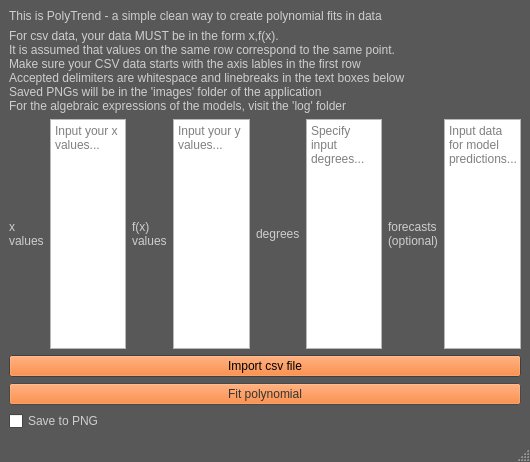
The window that src/view/gui.ui (asiimwemmanuel/polytrend) describes before a commit, drawn with Qt 5.
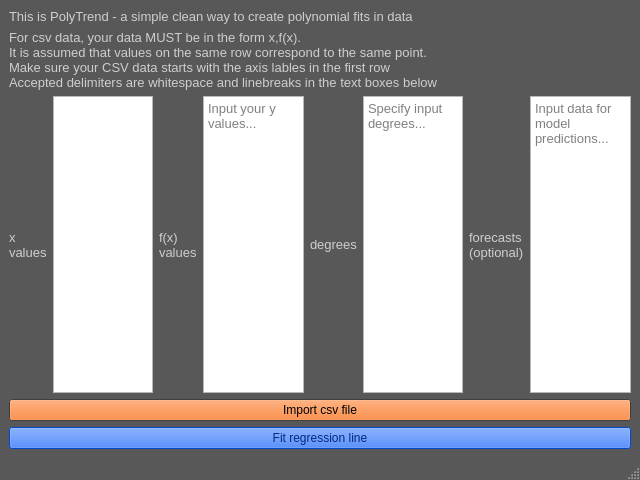
The same window after the commit.

Patch:
```diff
--- a/src/view/gui.ui
+++ b/src/view/gui.ui
@@ -6,8 +6,8 @@
    <rect>
     <x>0</x>
     <y>0</y>
-    <width>530</width>
-    <height>462</height>
+    <width>640</width>
+    <height>480</height>
    </rect>
   </property>
   <property name="palette">
@@ -189,6 +189,11 @@
    <layout class="QVBoxLayout" name="verticalLayout">
     <item>
      <widget class="QLabel" name="heading">
+      <property name="font">
+       <font>
+        <pointsize>10</pointsize>
+       </font>
+      </property>
       <property name="text">
        <string>This is PolyTrend - a simple clean way to create polynomial fits in data</string>
       </property>
@@ -196,13 +201,16 @@
     </item>
     <item>
      <widget class="QLabel" name="intro">
+      <property name="font">
+       <font>
+        <pointsize>10</pointsize>
+       </font>
+      </property>
       <property name="text">
        <string>For csv data, your data MUST be in the form x,f(x).
 It is assumed that values on the same row correspond to the same point.
 Make sure your CSV data starts with the axis lables in the first row
-Accepted delimiters are whitespace and linebreaks in the text boxes below
-Saved PNGs will be in the 'images' folder of the application
-For the algebraic expressions of the models, visit the 'log' folder</string>
+Accepted delimiters are whitespace and linebreaks in the text boxes below</string>
       </property>
      </widget>
     </item>
@@ -216,6 +224,11 @@
           <height>121</height>
          </size>
         </property>
+        <property name="font">
+         <font>
+          <pointsize>10</pointsize>
+         </font>
+        </property>
         <property name="styleSheet">
          <string notr="true">color: black;</string>
         </property>
@@ -232,6 +245,11 @@
           <height>121</height>
          </size>
         </property>
+        <property name="font">
+         <font>
+          <pointsize>10</pointsize>
+         </font>
+        </property>
         <property name="styleSheet">
          <string notr="true">color: black;</string>
         </property>
@@ -248,9 +266,17 @@
           <height>121</height>
          </size>
         </property>
+        <property name="font">
+         <font>
+          <pointsize>10</pointsize>
+         </font>
+        </property>
         <property name="styleSheet">
          <string notr="true">color: black;</string>
         </property>
+        <property name="plainText">
+         <string/>
+        </property>
         <property name="placeholderText">
          <string>Input your x values...</string>
         </property>
@@ -258,6 +284,11 @@
       </item>
       <item row="0" column="0">
        <widget class="QLabel" name="label_3">
+        <property name="font">
+         <font>
+          <pointsize>10</pointsize>
+         </font>
+        </property>
         <property name="text">
          <string>x
 values</string>
@@ -266,6 +297,11 @@
       </item>
       <item row="0" column="2">
        <widget class="QLabel" name="label_4">
+        <property name="font">
+         <font>
+          <pointsize>10</pointsize>
+         </font>
+        </property>
         <property name="text">
          <string>f(x)
 values</string>
@@ -274,6 +310,11 @@
       </item>
       <item row="0" column="6">
        <widget class="QLabel" name="label_6">
+        <property name="font">
+         <font>
+          <pointsize>10</pointsize>
+         </font>
+        </property>
         <property name="text">
          <string>forecasts
 (optional)</string>
@@ -282,6 +323,11 @@
       </item>
       <item row="0" column="7">
        <widget class="QTextEdit" name="extrap_box">
+        <property name="font">
+         <font>
+          <pointsize>10</pointsize>
+         </font>
+        </property>
         <property name="styleSheet">
          <string notr="true">color: black;</string>
         </property>
@@ -292,6 +338,11 @@
       </item>
       <item row="0" column="4">
        <widget class="QLabel" name="label_5">
+        <property name="font">
+         <font>
+          <pointsize>10</pointsize>
+         </font>
+        </property>
         <property name="text">
          <string>degrees</string>
         </property>
@@ -311,15 +362,423 @@
       <property name="enabled">
        <bool>false</bool>
       </property>
-      <property name="text">
-       <string>Fit polynomial</string>
+      <property name="palette">
+       <palette>
+        <active>
+         <colorrole role="WindowText">
+          <brush brushstyle="SolidPattern">
+           <color alpha="255">
+            <red>0</red>
+            <green>0</green>
+            <blue>0</blue>
+           </color>
+          </brush>
+         </colorrole>
+         <colorrole role="Button">
+          <brush brushstyle="SolidPattern">
+           <color alpha="255">
+            <red>0</red>
+            <green>85</green>
+            <blue>255</blue>
+           </color>
+          </brush>
+         </colorrole>
+         <colorrole role="Light">
+          <brush brushstyle="SolidPattern">
+           <color alpha="255">
+            <red>127</red>
+            <green>170</green>
+            <blue>255</blue>
+           </color>
+          </brush>
+         </colorrole>
+         <colorrole role="Midlight">
+          <brush brushstyle="SolidPattern">
+           <color alpha="255">
+            <red>63</red>
+            <green>127</green>
+            <blue>255</blue>
+           </color>
+          </brush>
+         </colorrole>
+         <colorrole role="Dark">
+          <brush brushstyle="SolidPattern">
+           <color alpha="255">
+            <red>0</red>
+            <green>42</green>
+            <blue>127</blue>
+           </color>
+          </brush>
+         </colorrole>
+         <colorrole role="Mid">
+          <brush brushstyle="SolidPattern">
+           <color alpha="255">
+            <red>0</red>
+            <green>56</green>
+            <blue>170</blue>
+           </color>
+          </brush>
+         </colorrole>
+         <colorrole role="Text">
+          <brush brushstyle="SolidPattern">
+           <color alpha="255">
+            <red>0</red>
+            <green>0</green>
+            <blue>0</blue>
+           </color>
+          </brush>
+         </colorrole>
+         <colorrole role="BrightText">
+          <brush brushstyle="SolidPattern">
+           <color alpha="255">
+            <red>255</red>
+            <green>255</green>
+            <blue>255</blue>
+           </color>
+          </brush>
+         </colorrole>
+         <colorrole role="ButtonText">
+          <brush brushstyle="SolidPattern">
+           <color alpha="255">
+            <red>0</red>
+            <green>0</green>
+            <blue>0</blue>
+           </color>
+          </brush>
+         </colorrole>
+         <colorrole role="Base">
+          <brush brushstyle="SolidPattern">
+           <color alpha="255">
+            <red>255</red>
+            <green>255</green>
+            <blue>255</blue>
+           </color>
+          </brush>
+         </colorrole>
+         <colorrole role="Window">
+          <brush brushstyle="SolidPattern">
+           <color alpha="255">
+            <red>0</red>
+            <green>85</green>
+            <blue>255</blue>
+           </color>
+          </brush>
+         </colorrole>
+         <colorrole role="Shadow">
+          <brush brushstyle="SolidPattern">
+           <color alpha="255">
+            <red>0</red>
+            <green>0</green>
+            <blue>0</blue>
+           </color>
+          </brush>
+         </colorrole>
+         <colorrole role="AlternateBase">
+          <brush brushstyle="SolidPattern">
+           <color alpha="255">
+            <red>127</red>
+            <green>170</green>
+            <blue>255</blue>
+           </color>
+          </brush>
+         </colorrole>
+         <colorrole role="ToolTipBase">
+          <brush brushstyle="SolidPattern">
+           <color alpha="255">
+            <red>255</red>
+            <green>255</green>
+            <blue>220</blue>
+           </color>
+          </brush>
+         </colorrole>
+         <colorrole role="ToolTipText">
+          <brush brushstyle="SolidPattern">
+           <color alpha="255">
+            <red>0</red>
+            <green>0</green>
+            <blue>0</blue>
+           </color>
+          </brush>
+         </colorrole>
+        </active>
+        <inactive>
+         <colorrole role="WindowText">
+          <brush brushstyle="SolidPattern">
+           <color alpha="255">
+            <red>0</red>
+            <green>0</green>
+            <blue>0</blue>
+           </color>
+          </brush>
+         </colorrole>
+         <colorrole role="Button">
+          <brush brushstyle="SolidPattern">
+           <color alpha="255">
+            <red>0</red>
+            <green>85</green>
+            <blue>255</blue>
+           </color>
+          </brush>
+         </colorrole>
+         <colorrole role="Light">
+          <brush brushstyle="SolidPattern">
+           <color alpha="255">
+            <red>127</red>
+            <green>170</green>
+            <blue>255</blue>
+           </color>
+          </brush>
+         </colorrole>
+         <colorrole role="Midlight">
+          <brush brushstyle="SolidPattern">
+           <color alpha="255">
+            <red>63</red>
+            <green>127</green>
+            <blue>255</blue>
+           </color>
+          </brush>
+         </colorrole>
+         <colorrole role="Dark">
+          <brush brushstyle="SolidPattern">
+           <color alpha="255">
+            <red>0</red>
+            <green>42</green>
+            <blue>127</blue>
+           </color>
+          </brush>
+         </colorrole>
+         <colorrole role="Mid">
+          <brush brushstyle="SolidPattern">
+           <color alpha="255">
+            <red>0</red>
+            <green>56</green>
+            <blue>170</blue>
+           </color>
+          </brush>
+         </colorrole>
+         <colorrole role="Text">
+          <brush brushstyle="SolidPattern">
+           <color alpha="255">
+            <red>0</red>
+            <green>0</green>
+            <blue>0</blue>
+           </color>
+          </brush>
+         </colorrole>
+         <colorrole role="BrightText">
+          <brush brushstyle="SolidPattern">
+           <color alpha="255">
+            <red>255</red>
+            <green>255</green>
+            <blue>255</blue>
+           </color>
+          </brush>
+         </colorrole>
+         <colorrole role="ButtonText">
+          <brush brushstyle="SolidPattern">
+           <color alpha="255">
+            <red>0</red>
+            <green>0</green>
+            <blue>0</blue>
+           </color>
+          </brush>
+         </colorrole>
+         <colorrole role="Base">
+          <brush brushstyle="SolidPattern">
+           <color alpha="255">
+            <red>255</red>
+            <green>255</green>
+            <blue>255</blue>
+           </color>
+          </brush>
+         </colorrole>
+         <colorrole role="Window">
+          <brush brushstyle="SolidPattern">
+           <color alpha="255">
+            <red>0</red>
+            <green>85</green>
+            <blue>255</blue>
+           </color>
+          </brush>
+         </colorrole>
+         <colorrole role="Shadow">
+          <brush brushstyle="SolidPattern">
+           <color alpha="255">
+            <red>0</red>
+            <green>0</green>
+            <blue>0</blue>
+           </color>
+          </brush>
+         </colorrole>
+         <colorrole role="AlternateBase">
+          <brush brushstyle="SolidPattern">
+           <color alpha="255">
+            <red>127</red>
+            <green>170</green>
+            <blue>255</blue>
+           </color>
+          </brush>
+         </colorrole>
+         <colorrole role="ToolTipBase">
+          <brush brushstyle="SolidPattern">
+           <color alpha="255">
+            <red>255</red>
+            <green>255</green>
+            <blue>220</blue>
+           </color>
+          </brush>
+         </colorrole>
+         <colorrole role="ToolTipText">
+          <brush brushstyle="SolidPattern">
+           <color alpha="255">
+            <red>0</red>
+            <green>0</green>
+            <blue>0</blue>
+           </color>
+          </brush>
+         </colorrole>
+        </inactive>
+        <disabled>
+         <colorrole role="WindowText">
+          <brush brushstyle="SolidPattern">
+           <color alpha="255">
+            <red>0</red>
+            <green>42</green>
+            <blue>127</blue>
+           </color>
+          </brush>
+         </colorrole>
+         <colorrole role="Button">
+          <brush brushstyle="SolidPattern">
+           <color alpha="255">
+            <red>0</red>
+            <green>85</green>
+            <blue>255</blue>
+           </color>
+          </brush>
+         </colorrole>
+         <colorrole role="Light">
+          <brush brushstyle="SolidPattern">
+           <color alpha="255">
+            <red>127</red>
+            <green>170</green>
+            <blue>255</blue>
+           </color>
+          </brush>
+         </colorrole>
+         <colorrole role="Midlight">
+          <brush brushstyle="SolidPattern">
+           <color alpha="255">
+            <red>63</red>
+            <green>127</green>
+            <blue>255</blue>
+           </color>
+          </brush>
+         </colorrole>
+         <colorrole role="Dark">
+          <brush brushstyle="SolidPattern">
+           <color alpha="255">
+            <red>0</red>
+            <green>42</green>
+            <blue>127</blue>
+           </color>
+          </brush>
+         </colorrole>
+         <colorrole role="Mid">
+          <brush brushstyle="SolidPattern">
+           <color alpha="255">
+            <red>0</red>
+            <green>56</green>
+            <blue>170</blue>
+           </color>
+          </brush>
+         </colorrole>
+         <colorrole role="Text">
+          <brush brushstyle="SolidPattern">
+           <color alpha="255">
+            <red>0</red>
+            <green>42</green>
+            <blue>127</blue>
+           </color>
+          </brush>
+         </colorrole>
+         <colorrole role="BrightText">
+          <brush brushstyle="SolidPattern">
+           <color alpha="255">
+            <red>255</red>
+            <green>255</green>
+            <blue>255</blue>
+           </color>
+          </brush>
+         </colorrole>
+         <colorrole role="ButtonText">
+          <brush brushstyle="SolidPattern">
+           <color alpha="255">
+            <red>0</red>
+            <green>42</green>
+            <blue>127</blue>
+           </color>
+          </brush>
+         </colorrole>
+         <colorrole role="Base">
+          <brush brushstyle="SolidPattern">
+           <color alpha="255">
+            <red>0</red>
+            <green>85</green>
+            <blue>255</blue>
+           </color>
+          </brush>
+         </colorrole>
+         <colorrole role="Window">
+          <brush brushstyle="SolidPattern">
+           <color alpha="255">
+            <red>0</red>
+            <green>85</green>
+            <blue>255</blue>
+           </color>
+          </brush>
+         </colorrole>
+         <colorrole role="Shadow">
+          <brush brushstyle="SolidPattern">
+           <color alpha="255">
+            <red>0</red>
+            <green>0</green>
+            <blue>0</blue>
+           </color>
+          </brush>
+         </colorrole>
+         <colorrole role="AlternateBase">
+          <brush brushstyle="SolidPattern">
+           <color alpha="255">
+            <red>0</red>
+            <green>85</green>
+            <blue>255</blue>
+           </color>
+          </brush>
+         </colorrole>
+         <colorrole role="ToolTipBase">
+          <brush brushstyle="SolidPattern">
+           <color alpha="255">
+            <red>255</red>
+            <green>255</green>
+            <blue>220</blue>
+           </color>
+          </brush>
+         </colorrole>
+         <colorrole role="ToolTipText">
+          <brush brushstyle="SolidPattern">
+           <color alpha="255">
+            <red>0</red>
+            <green>0</green>
+            <blue>0</blue>
+           </color>
+          </brush>
+         </colorrole>
+        </disabled>
+       </palette>
       </property>
-     </widget>
-    </item>
-    <item>
-     <widget class="QCheckBox" name="save_checkbox">
       <property name="text">
-       <string>Save to PNG</string>
+       <string>Fit regression line</string>
       </property>
      </widget>
     </item>
```
